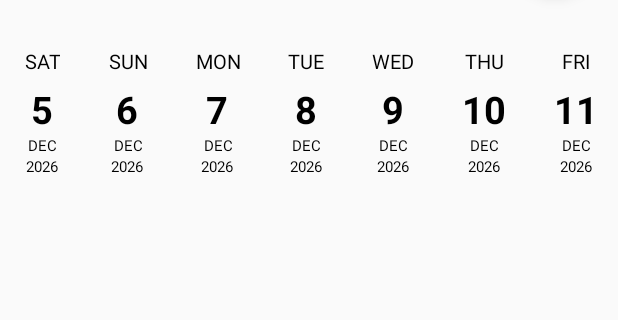
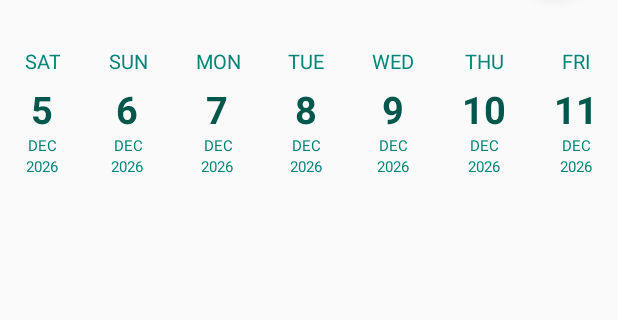
Before and after one commit to sshakilms/shaikhslibraries, an Android app: the screen it shows after launch (ScrollingActivity), on a phone screen of 412 x 824 dp, the part 320-640 px from its top. Run offline under Robolectric (Android 15) with nearby library versions, the phone set to English and light mode, and no system bars.

Commit message:
updated Year text Color

```diff
--- a/app/src/main/res/layout/content_scrolling.xml
+++ b/app/src/main/res/layout/content_scrolling.xml
@@ -16,6 +16,10 @@
         android:id="@+id/datepickerloop"
         android:layout_width="match_parent"
         android:layout_height="wrap_content"
+        app:yearTextColor="@color/colorPrimary"
+        app:monthTextColor="@color/colorPrimary"
+        app:dateTextColor="@color/colorPrimaryDark"
+        app:dayTextColor="@color/colorPrimary"
         />
     </LinearLayout>
 
--- a/loopcalender/src/main/java/com/acreative99/libraries/loopcalender/adaptor/TimelineAdapter.java
+++ b/loopcalender/src/main/java/com/acreative99/libraries/loopcalender/adaptor/TimelineAdapter.java
@@ -139,6 +139,7 @@ public class TimelineAdapter extends RecyclerView.Adapter<TimelineAdapter.ViewHo
         }
 
         boolean bind(int month, int day, int dayOfWeek, int year, int position) {
+            yearView.setTextColor(timelineView.getYearTextColor());
             monthView.setTextColor(timelineView.getMonthTextColor());
             dateView.setTextColor(timelineView.getDateTextColor());
             dayView.setTextColor(timelineView.getDayTextColor());
@@ -164,12 +165,11 @@ public class TimelineAdapter extends RecyclerView.Adapter<TimelineAdapter.ViewHo
                     monthView.setTextColor(timelineView.getDisabledDateColor());
                     dateView.setTextColor(timelineView.getDisabledDateColor());
                     dayView.setTextColor(timelineView.getDisabledDateColor());
-
+                    yearView.setTextColor(timelineView.getDisabledDateColor());
                     rootView.setBackground(null);
                     return true;
                 }
             }
-
             return false;
         }
     }
```
